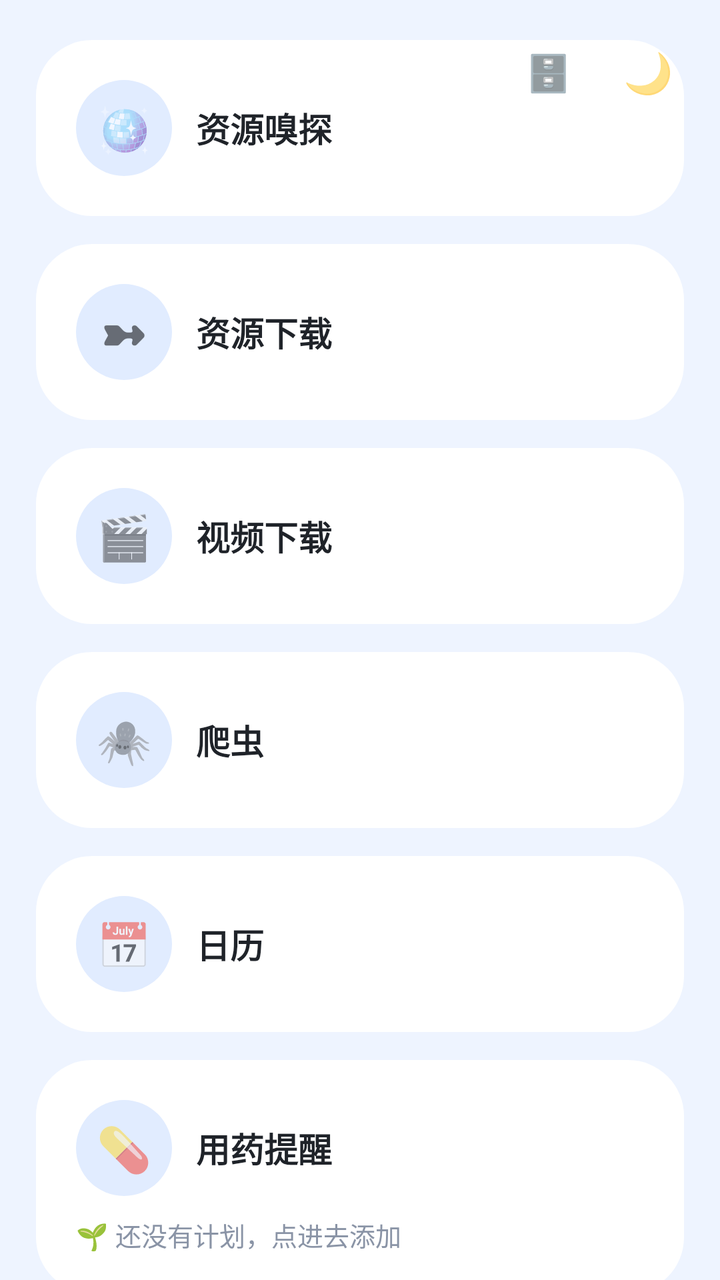
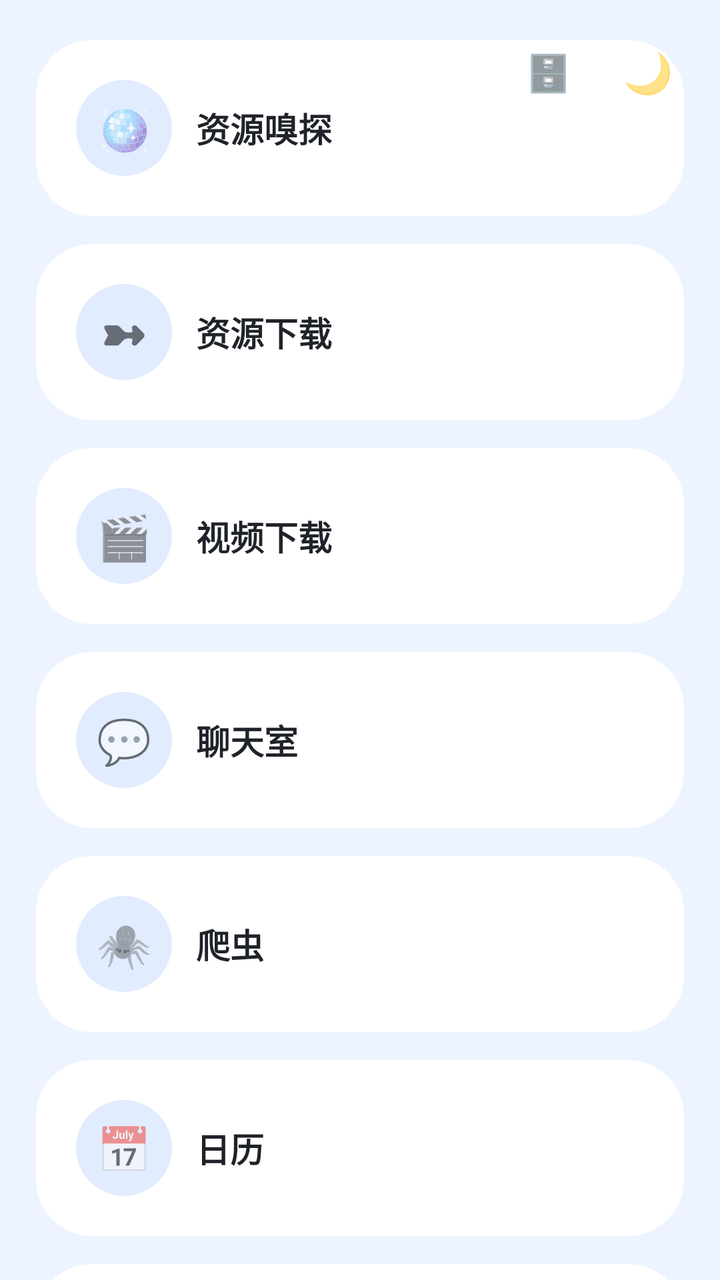

Two renders of the same Android screen: before a commit and after it. Below are the layout's source before the change and the commit's diff.
<!-- AndroidManifest.xml: application theme AppTheme -->
<!-- res/layout/activity_toolbox.xml -->
<?xml version="1.0" encoding="utf-8"?>
<FrameLayout xmlns:android="http://schemas.android.com/apk/res/android"
    android:id="@+id/toolRoot"
    android:layout_width="match_parent" android:layout_height="match_parent">

    <TextView android:id="@+id/lanToggle"
        android:layout_width="44dp" android:layout_height="44dp"
        android:layout_gravity="top|right" android:layout_marginTop="14dp" android:layout_marginRight="64dp"
        android:gravity="center" android:elevation="6dp"
        android:text="🗄️" android:textSize="18sp"/>

    <TextView android:id="@+id/themeToggle"
        android:layout_width="44dp" android:layout_height="44dp"
        android:layout_gravity="top|right" android:layout_margin="14dp"
        android:gravity="center" android:elevation="6dp"
        android:text="🌙" android:textSize="20sp"/>

    <LinearLayout android:id="@+id/toolColumn"
        android:layout_width="match_parent" android:layout_height="match_parent"
        android:orientation="vertical">

        <ScrollView
            android:layout_width="match_parent" android:layout_height="match_parent"
            android:fillViewport="true" android:scrollbars="none">

            <LinearLayout
                android:layout_width="match_parent" android:layout_height="wrap_content"
                android:orientation="vertical"
                android:paddingLeft="18dp" android:paddingRight="18dp"
                android:paddingTop="20dp" android:paddingBottom="150dp">

                <LinearLayout android:tag="card" android:id="@+id/cardPlayer"
                    android:layout_width="match_parent" android:layout_height="wrap_content"
                    android:background="@drawable/bg_card_md3" android:orientation="vertical"
                    android:padding="20dp">
                    <LinearLayout
                        android:layout_width="match_parent" android:layout_height="wrap_content"
                        android:orientation="horizontal" android:gravity="center_vertical">
                        <TextView
                            android:layout_width="48dp" android:layout_height="48dp"
                            android:background="@drawable/bg_btn_md3"
                            android:text="🪩" android:textSize="22sp" android:gravity="center"/>
                        <TextView
                            android:layout_width="0dp" android:layout_height="wrap_content"
                            android:layout_weight="1" android:layout_marginLeft="12dp"
                            android:text="资源嗅探" android:textSize="17sp"
                            android:textStyle="bold" android:tag="title" android:textColor="@color/textMain"/>
                    </LinearLayout>
                </LinearLayout>

                <LinearLayout android:tag="card" android:id="@+id/cardDownload"
                    android:layout_width="match_parent" android:layout_height="wrap_content"
                    android:layout_marginTop="14dp"
                    android:background="@drawable/bg_card_md3" android:orientation="vertical"
                    android:padding="20dp">
                    <LinearLayout
                        android:layout_width="match_parent" android:layout_height="wrap_content"
                        android:orientation="horizontal" android:gravity="center_vertical">
                        <TextView
                            android:layout_width="48dp" android:layout_height="48dp"
                            android:background="@drawable/bg_btn_md3"
                            android:text="➼" android:textSize="22sp" android:gravity="center"/>
                        <TextView
                            android:layout_width="0dp" android:layout_height="wrap_content"
                            android:layout_weight="1" android:layout_marginLeft="12dp"
                            android:text="资源下载" android:textSize="17sp"
                            android:textStyle="bold" android:tag="title" android:textColor="@color/textMain"/>
                    </LinearLayout>
                </LinearLayout>

                <LinearLayout android:tag="card" android:id="@+id/cardVideoDl"
                    android:layout_width="match_parent" android:layout_height="wrap_content"
                    android:layout_marginTop="14dp"
                    android:background="@drawable/bg_card_md3" android:orientation="vertical"
                    android:padding="20dp">
                    <LinearLayout
                        android:layout_width="match_parent" android:layout_height="wrap_content"
                        android:orientation="horizontal" android:gravity="center_vertical">
                        <TextView
                            android:layout_width="48dp" android:layout_height="48dp"
                            android:background="@drawable/bg_btn_md3"
                            android:text="🎬" android:textSize="22sp" android:gravity="center"/>
                        <TextView
                            android:layout_width="0dp" android:layout_height="wrap_content"
                            android:layout_weight="1" android:layout_marginLeft="12dp"
                            android:text="视频下载" android:textSize="17sp"
                            android:textStyle="bold" android:tag="title" android:textColor="@color/textMain"/>
                    </LinearLayout>
                </LinearLayout>

                <LinearLayout android:tag="card" android:id="@+id/cardSpider"
                    android:layout_width="match_parent" android:layout_height="wrap_content"
                    android:layout_marginTop="14dp"
                    android:background="@drawable/bg_card_md3" android:orientation="vertical"
                    android:padding="20dp">
                    <LinearLayout
                        android:layout_width="match_parent" android:layout_height="wrap_content"
                        android:orientation="horizontal" android:gravity="center_vertical">
                        <TextView
                            android:layout_width="48dp" android:layout_height="48dp"
                            android:background="@drawable/bg_btn_md3"
                            android:text="🕷️" android:textSize="22sp" android:gravity="center"/>
                        <TextView
                            android:layout_width="0dp" android:layout_height="wrap_content"
                            android:layout_weight="1" android:layout_marginLeft="12dp"
                            android:text="爬虫" android:textSize="17sp"
                            android:textStyle="bold" android:tag="title" android:textColor="@color/textMain"/>
                    </LinearLayout>
                </LinearLayout>

                <LinearLayout android:tag="card" android:id="@+id/calendarCard"
                    android:layout_width="match_parent" android:layout_height="wrap_content"
                    android:layout_marginTop="14dp"
                    android:background="@drawable/bg_card_md3" android:orientation="vertical"
                    android:padding="20dp">
                    <LinearLayout
                        android:layout_width="match_parent" android:layout_height="wrap_content"
                        android:orientation="horizontal" android:gravity="center_vertical">
                        <TextView
                            android:layout_width="48dp" android:layout_height="48dp"
                            android:background="@drawable/bg_btn_md3"
                            android:text="📅" android:textSize="22sp" android:gravity="center"/>
                        <TextView
                            android:layout_width="0dp" android:layout_height="wrap_content"
                            android:layout_weight="1" android:layout_marginLeft="12dp"
                            android:text="日历" android:textSize="17sp"
                            android:textStyle="bold" android:tag="title" android:textColor="@color/textMain"/>
                    </LinearLayout>
                </LinearLayout>

                <LinearLayout android:tag="card" android:id="@+id/cardMed"
                    android:layout_width="match_parent" android:layout_height="wrap_content"
                    android:layout_marginTop="14dp"
                    android:background="@drawable/bg_card_md3" android:orientation="vertical"
                    android:padding="20dp">
                    <LinearLayout
                        android:layout_width="match_parent" android:layout_height="wrap_content"
                        android:orientation="horizontal" android:gravity="center_vertical">
                        <TextView
                            android:layout_width="48dp" android:layout_height="48dp"
                            android:background="@drawable/bg_btn_md3"
                            android:text="💊" android:textSize="22sp" android:gravity="center"/>
                        <TextView
                            android:layout_width="0dp" android:layout_height="wrap_content"
                            android:layout_weight="1" android:layout_marginLeft="12dp"
                            android:text="用药提醒" android:textSize="17sp"
                            android:textStyle="bold" android:tag="title" android:textColor="@color/textMain"/>
                    </LinearLayout>
                    <TextView
                        android:id="@+id/medStatus"
                        android:layout_width="match_parent" android:layout_height="wrap_content"
                        android:layout_marginTop="10dp" android:tag="sub"
                        android:text="🌱 还没有计划，点进去添加" android:textSize="13sp"
                        android:textColor="#8A94A6"/>
                </LinearLayout>

                <LinearLayout android:tag="card" android:id="@+id/cardShortcut"
                    android:layout_width="match_parent" android:layout_height="wrap_content"
                    android:layout_marginTop="14dp"
                    android:background="@drawable/bg_card_md3" android:orientation="vertical"
                    android:padding="20dp">
                    <LinearLayout
                        android:layout_width="match_parent" android:layout_height="wrap_content"
                        android:orientation="horizontal" android:gravity="center_vertical">
                        <TextView
                            android:layout_width="48dp" android:layout_height="48dp"
                            android:background="@drawable/bg_btn_md3"
                            android:text="⚡" android:textSize="22sp" android:gravity="center"/>
                        <TextView
                            android:layout_width="0dp" android:layout_height="wrap_content"
                            android:layout_weight="1" android:layout_marginLeft="12dp"
                            android:text="创建快捷键" android:textSize="17sp"
                            android:textStyle="bold" android:tag="title" android:textColor="@color/textMain"/>
                    </LinearLayout>
                </LinearLayout>

            </LinearLayout>
        </ScrollView>
    </LinearLayout>
</FrameLayout>
<!-- resources referenced by this layout -->
<resources>
  <color name="textMain">#1F2329</color>
  <!-- drawable bg_btn_md3 (drawable) -->
  <?xml version="1.0" encoding="utf-8"?>
  <shape xmlns:android="http://schemas.android.com/apk/res/android">
      <solid android:color="#E1ECFF"/>
      <corners android:radius="24dp"/>
  </shape>
  <!-- drawable bg_card_md3 (drawable) -->
  <?xml version="1.0" encoding="utf-8"?>
  <ripple xmlns:android="http://schemas.android.com/apk/res/android"
      android:color="#224C7DFF">
      <item>
          <shape>
              <solid android:color="#FFFFFF"/>
              <corners android:radius="28dp"/>
          </shape>
      </item>
  </ripple>
  <style name="AppTheme" parent="Theme.MaterialComponents.DayNight.NoActionBar">
          <item name="android:windowFullscreen">true</item>
          <item name="android:windowNoTitle">true</item>
          <item name="android:windowTranslucentNavigation">true</item>
          <item name="android:windowBackground">@color/bg</item>
          <item name="android:colorAccent">@color/blue2</item>
          <item name="colorPrimary">@color/blue2</item>
          <item name="colorSecondary">@color/blue2</item>
          <item name="android:colorControlHighlight">#22315CDE</item>
      </style>
  <color name="bg">#EEF4FF</color>
  <color name="blue2">#1677FF</color>
</resources>

<!-- the commit's change to res/layout/activity_toolbox.xml (unified diff, before → after) -->
@@ -88,6 +88,26 @@
                     </LinearLayout>
                 </LinearLayout>
 
+                <LinearLayout android:tag="card" android:id="@+id/cardChat"
+                    android:layout_width="match_parent" android:layout_height="wrap_content"
+                    android:layout_marginTop="14dp"
+                    android:background="@drawable/bg_card_md3" android:orientation="vertical"
+                    android:padding="20dp">
+                    <LinearLayout
+                        android:layout_width="match_parent" android:layout_height="wrap_content"
+                        android:orientation="horizontal" android:gravity="center_vertical">
+                        <TextView
+                            android:layout_width="48dp" android:layout_height="48dp"
+                            android:background="@drawable/bg_btn_md3"
+                            android:text="💬" android:textSize="22sp" android:gravity="center"/>
+                        <TextView
+                            android:layout_width="0dp" android:layout_height="wrap_content"
+                            android:layout_weight="1" android:layout_marginLeft="12dp"
+                            android:text="聊天室" android:textSize="17sp"
+                            android:textStyle="bold" android:tag="title" android:textColor="@color/textMain"/>
+                    </LinearLayout>
+                </LinearLayout>
+
                 <LinearLayout android:tag="card" android:id="@+id/cardSpider"
                     android:layout_width="match_parent" android:layout_height="wrap_content"
                     android:layout_marginTop="14dp"
